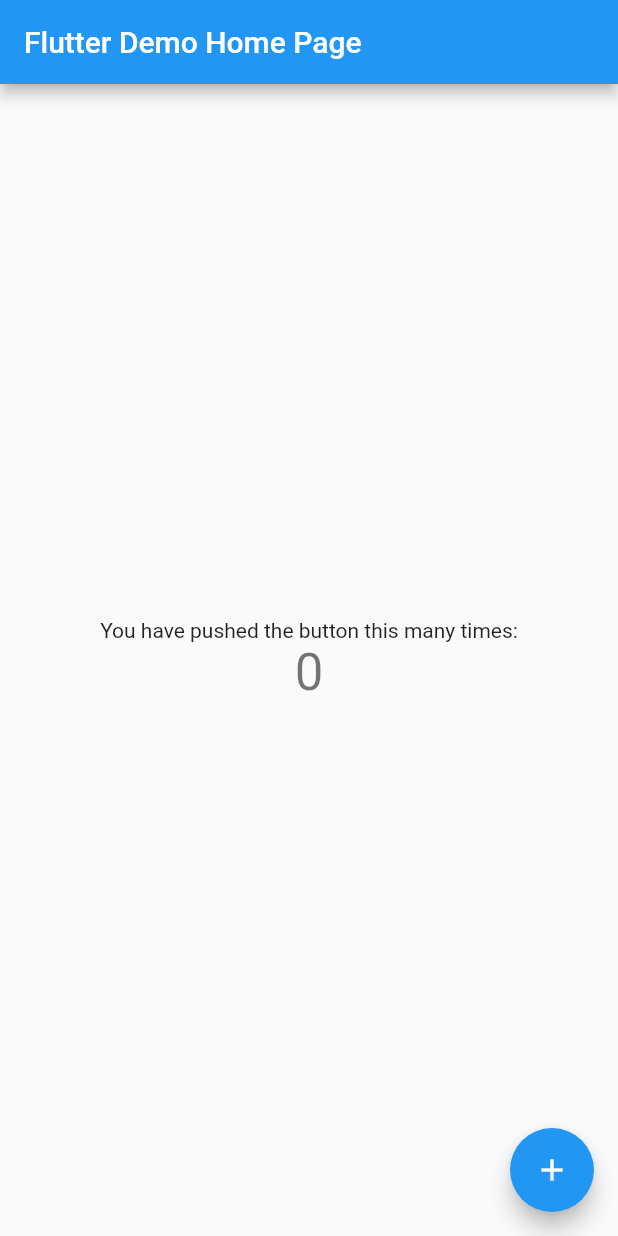
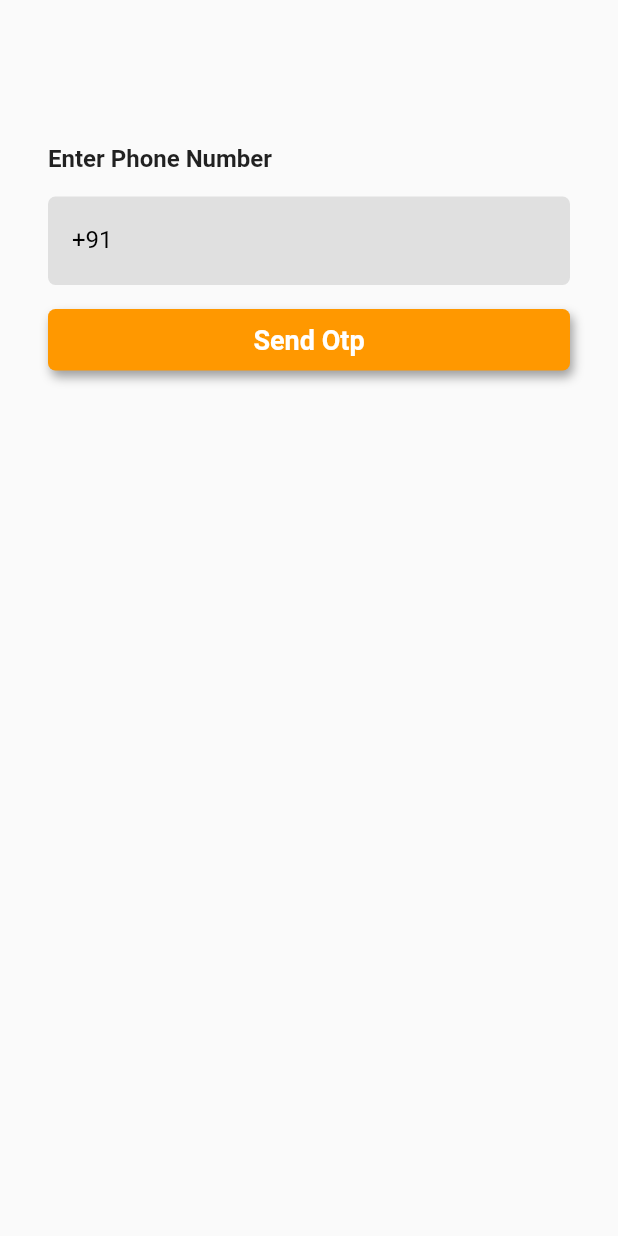
Before and after one commit to triangular-opensource/split_app, a Flutter app: the screen it shows after launch, on a phone screen of 412 x 824 dp. Run offline on Flutter 3.47's test engine with Material 2 defaults, Android fonts, the phone set to English and light mode, and no system bars; our stand-ins replace firebase_auth, firebase_core, flutter_screenutil; accounts and stored records are empty.

Commit message:
flutter firebase configuration

```diff
--- /dev/null
+++ b/lib/custom/CustomButton.dart
@@ -0,0 +1,76 @@
+import 'package:flutter/material.dart';
+
+
+class CustomButton extends StatelessWidget {
+  final IconData postIcon;
+  final bool visiblepostIcon;
+  final String labelText;
+  final FontWeight labelTextWeight;
+  final double sizelabelText;
+  final Function onTap;
+  final double postIconSize;
+  final Color postIconColor;
+  final Color containerColor;
+  final bool isLoading;
+
+  const CustomButton(
+      {required this.postIcon,
+      required this.labelText,
+      this.visiblepostIcon = false,
+      this.sizelabelText = 20,
+      this.labelTextWeight = FontWeight.w500,
+      required this.onTap,
+      this.isLoading = false,
+      this.postIconSize = 24,
+      this.postIconColor = Colors.black,
+      this.containerColor = Colors.greenAccent});
+
+  @override
+  Widget build(BuildContext context) {
+    return InkWell(
+      onTap: () {
+        onTap();
+      },
+      child: Container(
+        decoration: BoxDecoration(
+            borderRadius: BorderRadius.circular(5),
+            color: containerColor,
+            boxShadow: const [
+              BoxShadow(
+                  color: Colors.grey, blurRadius: 5, offset: Offset(2, 4))
+            ]),
+        child: Padding(
+          padding: const EdgeInsets.symmetric(vertical: 10),
+          child: Center(
+            child: (isLoading == false)
+                ? Row(
+                    mainAxisAlignment: MainAxisAlignment.center,
+                    children: [
+                      Text(labelText,
+                          style:
+                        const TextStyle(
+                                  fontSize: 18,
+                                  color: Colors.white,
+                                  fontWeight: FontWeight.w600)),
+                      Container(
+                        child: (visiblepostIcon)
+                            ? Icon(
+                                postIcon,
+                                size: postIconSize,
+                                color: postIconColor,
+                              )
+                            : Container(),
+                      ),
+                    ],
+                  )
+                : const SizedBox(
+                    height: 20.0,
+                    width: 20,
+                    child: CircularProgressIndicator(color: Colors.black),
+                  ),
+          ),
+        ),
+      ),
+    );
+  }
+}
--- /dev/null
+++ b/lib/custom/CustomTextField.dart
@@ -0,0 +1,90 @@
+import 'package:flutter/material.dart';
+
+
+class CustomTextField extends StatelessWidget {
+  final String labelText;
+  final String hintText;
+  final double hintTextSize;
+  final String initialValue;
+
+  final TextInputType textInputType;
+  final Function onSaved;
+  final Function(String?)? onChanged;
+  final Function validator;
+  final IconData icon;
+  final bool isPrefixIcon;
+  final double preIconSize;
+  final double padding;
+  final bool size;
+  final bool onRegPage;
+  final bool obscureText;
+
+  final int minLine;
+  final int? maxLine;
+  final Color cursorColor;
+
+  CustomTextField(
+      {required this.labelText,
+      required this.hintText,
+      this.preIconSize = 30,
+      this.hintTextSize = 16,
+      required this.initialValue,
+      required this.onSaved,
+      required this.onChanged,
+      required this.validator,
+      this.textInputType = TextInputType.text,
+      this.icon = Icons.location_on,
+      this.isPrefixIcon = false,
+      this.padding = 0,
+      this.size = false,
+      this.onRegPage = false,
+      this.cursorColor = Colors.black,
+      this.maxLine = null,
+      this.minLine = 1,
+      this.obscureText = false});
+
+  @override
+  Widget build(BuildContext context) {
+    return Padding(
+        padding: EdgeInsets.symmetric(horizontal: padding),
+        child: Container(
+          decoration: BoxDecoration(
+            borderRadius: BorderRadius.circular(5),
+            color: Colors.grey[300],
+          ),
+          child: Padding(
+            padding: (isPrefixIcon)
+                ? const EdgeInsets.all(0)
+                : const EdgeInsets.only(left: 16),
+            child: TextFormField(
+              obscureText: obscureText,
+              cursorColor: cursorColor,
+              minLines: minLine,
+              maxLines: maxLine,
+              onSaved: onSaved(),
+              onChanged: onChanged,
+              keyboardType: textInputType,
+              initialValue: initialValue,
+              style: const TextStyle(fontSize: 16, color: Colors.black),
+              decoration: InputDecoration(
+                border: InputBorder.none,
+                hintText: hintText,
+                labelText: labelText,
+                labelStyle: const TextStyle(
+                        fontSize: 16, color: Colors.black),
+                prefixIcon: isPrefixIcon
+                    ? Icon(
+                        icon,
+                        color: Colors.black,
+                        size: preIconSize,
+                      )
+                    : null,
+                hintStyle:
+               const TextStyle(
+                        fontSize: 16, color: Colors.black),
+              ),
+            ),
+          ),
+        ));
+  }
+}
--- a/lib/main.dart
+++ b/lib/main.dart
@@ -1,115 +1,34 @@
+import 'package:firebase_core/firebase_core.dart';
 import 'package:flutter/material.dart';
+import 'package:flutter/services.dart';
+import 'package:flutter_screenutil/flutter_screenutil.dart';
+import 'package:split_app/presentation/PhoneAuth.dart';
+import 'package:split_app/utils/StringValues.dart';
 
-void main() {
+void main() async {
+  WidgetsFlutterBinding.ensureInitialized();
+  await ScreenUtil.ensureScreenSize();
+  await Firebase.initializeApp();
   runApp(const MyApp());
 }
 
 class MyApp extends StatelessWidget {
   const MyApp({Key? key}) : super(key: key);
 
-  // This widget is the root of your application.
   @override
   Widget build(BuildContext context) {
-    return MaterialApp(
-      title: 'Flutter Demo',
-      theme: ThemeData(
-        // This is the theme of your application.
-        //
-        // Try running your application with "flutter run". You'll see the
-        // application has a blue toolbar. Then, without quitting the app, try
-        // changing the primarySwatch below to Colors.green and then invoke
-        // "hot reload" (press "r" in the console where you ran "flutter run",
-        // or simply save your changes to "hot reload" in a Flutter IDE).
-        // Notice that the counter didn't reset back to zero; the application
-        // is not restarted.
-        primarySwatch: Colors.blue,
-      ),
-      home: const MyHomePage(title: 'Flutter Demo Home Page'),
-    );
+    SystemChrome.setPreferredOrientations([
+      DeviceOrientation.portraitUp,
+      DeviceOrientation.portraitDown,
+    ]);
+    return ScreenUtilInit(builder: (BuildContext context, Widget? child) {
+      return MaterialApp(
+          title: StringValues.appName,
+          initialRoute: PhoneAuth.routeNamed,
+          routes: {
+            PhoneAuth.routeNamed: (BuildContext context) => const PhoneAuth(),
+          },
+          debugShowCheckedModeBanner: false);
+    });
   }
 }
-
-class MyHomePage extends StatefulWidget {
-  const MyHomePage({Key? key, required this.title}) : super(key: key);
-
-  // This widget is the home page of your application. It is stateful, meaning
-  // that it has a State object (defined below) that contains fields that affect
-  // how it looks.
-
-  // This class is the configuration for the state. It holds the values (in this
-  // case the title) provided by the parent (in this case the App widget) and
-  // used by the build method of the State. Fields in a Widget subclass are
-  // always marked "final".
-
-  final String title;
-
-  @override
-  State<MyHomePage> createState() => _MyHomePageState();
-}
-
-class _MyHomePageState extends State<MyHomePage> {
-  int _counter = 0;
-
-  void _incrementCounter() {
-    setState(() {
-      // This call to setState tells the Flutter framework that something has
-      // changed in this State, which causes it to rerun the build method below
-      // so that the display can reflect the updated values. If we changed
-      // _counter without calling setState(), then the build method would not be
-      // called again, and so nothing would appear to happen.
-      _counter++;
-    });
-  }
-
-  @override
-  Widget build(BuildContext context) {
-    // This method is rerun every time setState is called, for instance as done
-    // by the _incrementCounter method above.
-    //
-    // The Flutter framework has been optimized to make rerunning build methods
-    // fast, so that you can just rebuild anything that needs updating rather
-    // than having to individually change instances of widgets.
-    return Scaffold(
-      appBar: AppBar(
-        // Here we take the value from the MyHomePage object that was created by
-        // the App.build method, and use it to set our appbar title.
-        title: Text(widget.title),
-      ),
-      body: Center(
-        // Center is a layout widget. It takes a single child and positions it
-        // in the middle of the parent.
-        child: Column(
-          // Column is also a layout widget. It takes a list of children and
-          // arranges them vertically. By default, it sizes itself to fit its
-          // children horizontally, and tries to be as tall as its parent.
-          //
-          // Invoke "debug painting" (press "p" in the console, choose the
-          // "Toggle Debug Paint" action from the Flutter Inspector in Android
-          // Studio, or the "Toggle Debug Paint" command in Visual Studio Code)
-          // to see the wireframe for each widget.
-          //
-          // Column has various properties to control how it sizes itself and
-          // how it positions its children. Here we use mainAxisAlignment to
-          // center the children vertically; the main axis here is the vertical
-          // axis because Columns are vertical (the cross axis would be
-          // horizontal).
-          mainAxisAlignment: MainAxisAlignment.center,
-          children: <Widget>[
-            const Text(
-              'You have pushed the button this many times:',
-            ),
-            Text(
-              '$_counter',
-              style: Theme.of(context).textTheme.headline4,
-            ),
-          ],
-        ),
-      ),
-      floatingActionButton: FloatingActionButton(
-        onPressed: _incrementCounter,
-        tooltip: 'Increment',
-        child: const Icon(Icons.add),
-      ), // This trailing comma makes auto-formatting nicer for build methods.
-    );
-  }
-}
--- /dev/null
+++ b/lib/presentation/PhoneAuth.dart
@@ -0,0 +1,65 @@
+import 'package:flutter/material.dart';
+import 'package:flutter_screenutil/flutter_screenutil.dart';
+import 'package:split_app/custom/CustomButton.dart';
+import 'package:split_app/custom/CustomTextField.dart';
+import 'package:split_app/utils/Global.dart';
+import 'package:split_app/utils/StringValues.dart';
+
+class PhoneAuth extends StatefulWidget {
+  static String routeNamed = StringValues.phoneAuth;
+  const PhoneAuth({super.key});
+
+  @override
+  State<PhoneAuth> createState() => _PhoneAuthState();
+}
+
+class _PhoneAuthState extends State<PhoneAuth> {
+  String phoneNumber = "";
+  @override
+  Widget build(BuildContext context) {
+    return ScreenUtilInit(builder: (BuildContext context, Widget? child) {
+      return Scaffold(
+        body: SingleChildScrollView(
+          child: Container(
+            padding: const EdgeInsets.all(32),
+            child: Column(
+              mainAxisAlignment: MainAxisAlignment.start,
+              crossAxisAlignment: CrossAxisAlignment.start,
+              children: [
+                SizedBox(
+                  height: 64,
+                ),
+                Text(
+                  "Enter Phone Number",
+                  style: TextStyle(fontSize: 16, fontWeight: FontWeight.w700),
+                ),
+                Container(
+                  margin: const EdgeInsets.symmetric(vertical: 16),
+                  child: CustomTextField(
+                    hintText: "",
+                    hintTextSize: 16,
+                    initialValue: '',
+                    onChanged: (value) {
+                      phoneNumber = value!;
+                    },
+                    onSaved: () {},
+                    validator: () {},
+                    labelText: '+91',
+                  ),
+                ),
+                CustomButton(
+                    postIcon: Icons.arrow_forward_ios,
+                    visiblepostIcon: false,
+                    labelText: "Send Otp",
+                    onTap: () {
+                      authService.sendSms(phoneNumber: "+91"+phoneNumber);
+                    },
+                    containerColor: Colors.orange)
+              ],
+            ),
+          ),
+        ),
+      );
+    });
+  }
+}
--- /dev/null
+++ b/lib/services/AuthService.dart
@@ -0,0 +1,48 @@
+import 'package:firebase_auth/firebase_auth.dart';
+import 'package:flutter/material.dart';
+import 'package:split_app/utils/Global.dart';
+
+class AuthService {
+  AuthService._();
+
+  factory AuthService.getInstance() => _instance;
+  static final AuthService _instance = AuthService._();
+  final FirebaseAuth _firebaseAuth = FirebaseAuth.instance;
+
+
+  Future<void> sendSms({required String phoneNumber}) async {
+    _firebaseAuth.verifyPhoneNumber(
+      phoneNumber: phoneNumber,
+      timeout: Duration(seconds: 60),
+      verificationCompleted: (AuthCredential credential) async {
+        UserCredential result =
+            await _firebaseAuth.signInWithCredential(credential);
+        if (result.user != null) {
+          print("Success");
+        } else {
+          print("Error");
+        }
+      },
+      verificationFailed: (FirebaseAuthException exception) {
+        print(exception);
+      },
+      codeSent: (verificationId, forceResendingToken) {
+        verification  = verificationId;
+      },
+      codeAutoRetrievalTimeout: (verificationId) {
+         verificationId  = verificationId;
+      },
+    );
+  }
+
+  logout() async {
+    try {
+      await _firebaseAuth.signOut();
+    } catch (e) {
+      print("Log Out in Auth Service");
+      print(e);
+      return e;
+    }
+  }
+
+}
--- /dev/null
+++ b/lib/utils/Global.dart
@@ -0,0 +1,5 @@
+import 'package:split_app/services/AuthService.dart';
+
+String verification = "";
+
+final AuthService authService = AuthService.getInstance();
--- /dev/null
+++ b/lib/utils/StringValues.dart
@@ -0,0 +1,5 @@
+class StringValues {
+  static String appName = "SplitApp";
+  /////
+  static String phoneAuth = "PhoneAuth";
+}
```
Also changed, not shown: pubspec.yaml (+6 -2 lines), pubspec.lock, 3 other files.
